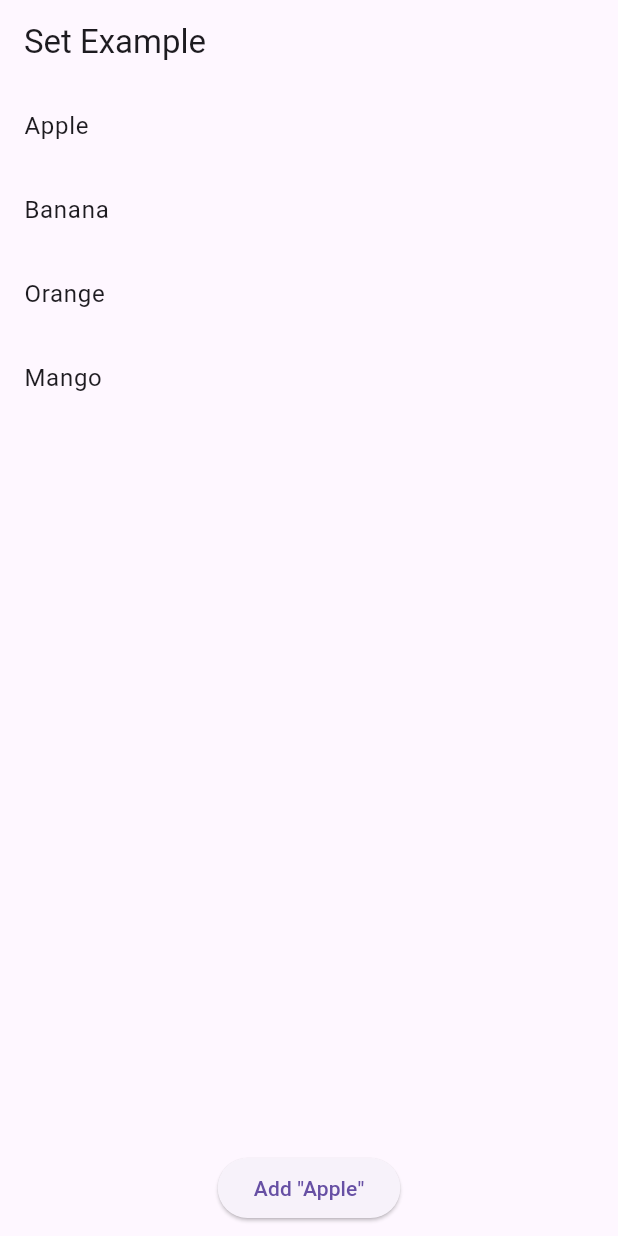
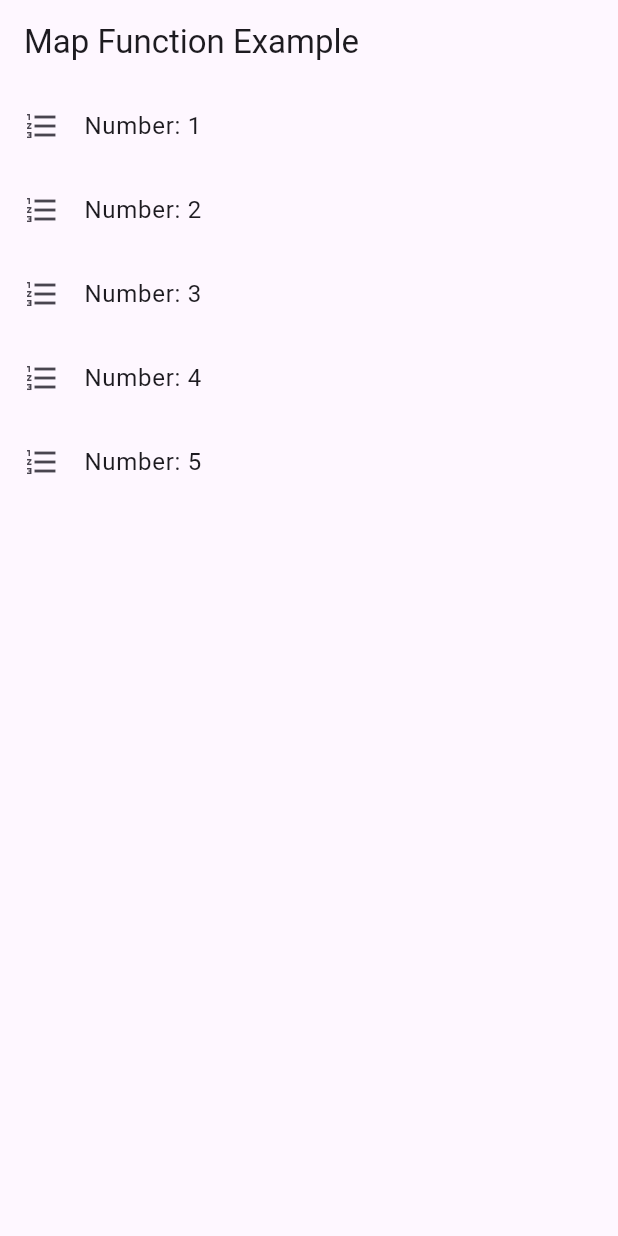
Before and after one commit to shubhamgitvns/Basics_of_flutter, a Flutter app: the screen it shows after launch, on a phone screen of 412 x 824 dp. Run offline on Flutter 3.47's test engine with Material 3 defaults, Android fonts, the phone set to English and light mode, and no system bars.

Commit message:
The simple example of map

```diff
--- a/lib/main.dart
+++ b/lib/main.dart
@@ -8,52 +8,28 @@ class MyApp extends StatelessWidget {
   @override
   Widget build(BuildContext context) {
     return MaterialApp(
-      home: SetExampleScreen(),
+      home: MapExampleScreen(),
     );
   }
 }
 
-class SetExampleScreen extends StatefulWidget {
-  @override
-  _SetExampleScreenState createState() => _SetExampleScreenState();
-}
-
-class _SetExampleScreenState extends State<SetExampleScreen> {
-  // Define a Set to hold unique items
-  Set<String> items = {'Apple', 'Banana', 'Orange', 'Mango'};
-
-  // Method to add a new item and avoid duplicates
-  void addItem(String item) {
-    setState(() {
-      items.add(item); // If the item already exists, it won’t be added again
-    });
-  }
+class MapExampleScreen extends StatelessWidget {
+  // Define a list of numbers
+  final List<int> numbers = [1, 2, 3, 4, 5];
 
   @override
   Widget build(BuildContext context) {
     return Scaffold(
-      appBar: AppBar(title: Text('Set Example')),
-      body: Column(
-        children: [
-          Expanded(
-            child: ListView(
-              children: items
-                  .map((item) => ListTile(
-                        title: Text(item),
-                      ))
-                  .toList(),
-            ),
-          ),
-          Padding(
-            padding: const EdgeInsets.all(8.0),
-            child: ElevatedButton(
-              onPressed: () {
-                addItem('Apple'); // Attempting to add a duplicate item
-              },
-              child: Text('Add "Apple"'),
-            ),
-          ),
-        ],
+      appBar: AppBar(
+        title: Text('Map Function Example'),
+      ),
+      body: ListView(
+        children: numbers
+            .map((number) => ListTile(
+                  title: Text('Number: $number'),
+                  leading: Icon(Icons.format_list_numbered),
+                ))
+            .toList(),
       ),
     );
   }
```
